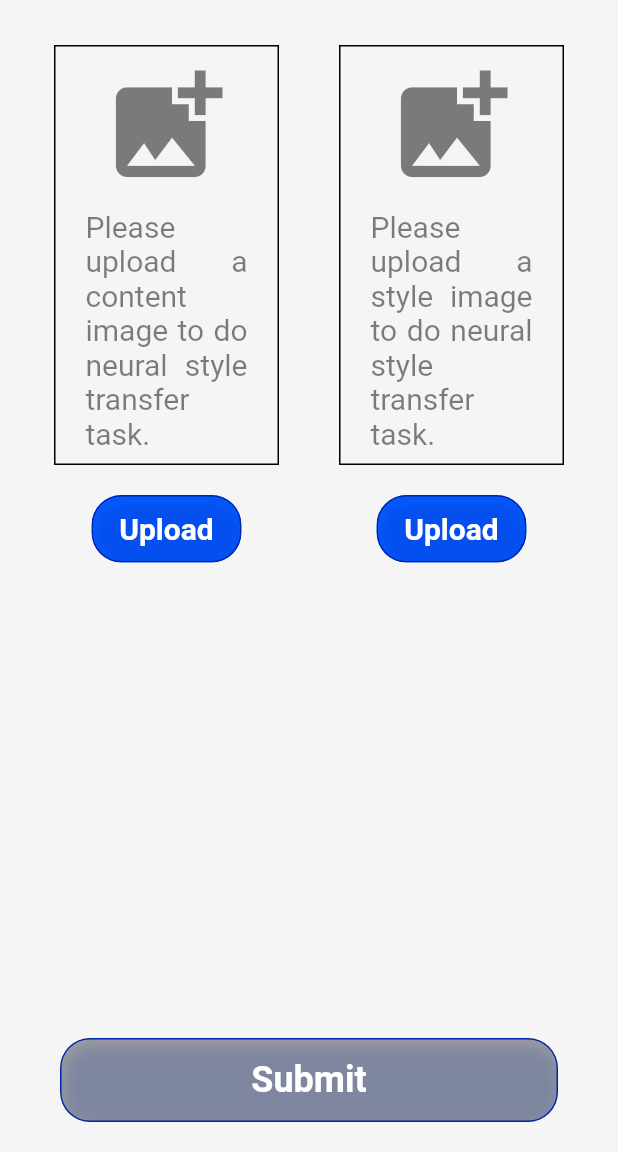
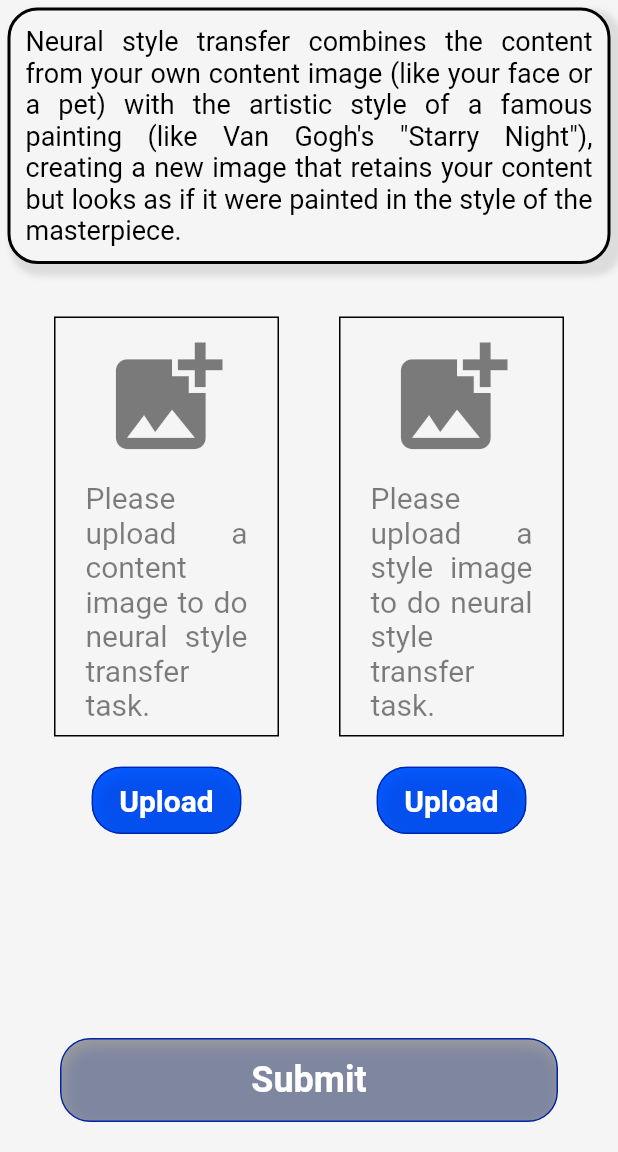
Before and after one commit to chxiang93/FYP-ImageGenie, a Flutter app: the NeuralTransferPage screen opened directly, on a phone screen of 412 x 824 dp, the part 84-1236 px from its top. Run offline on Flutter 3.47's test engine with Material 2 defaults, Android fonts, the phone set to English and light mode, and no system bars; our stand-ins replace gallery_saver, google_fonts, image_picker, share_plus.

Commit message:
ui: Add description in sr and neural transfer page

```diff
--- a/image_genie_app/lib/neural_transfer_page.dart
+++ b/image_genie_app/lib/neural_transfer_page.dart
@@ -35,7 +35,32 @@ class NeuralTransferPage extends StatelessWidget {
           mainAxisAlignment: MainAxisAlignment.spaceBetween,
           crossAxisAlignment: CrossAxisAlignment.center,
           children: [
-            Row(
+            Container(
+              decoration: BoxDecoration(
+                color: Utils.secondaryColor,
+                border: Border.all(color: Colors.black, width: 2.0),
+                borderRadius: BorderRadius.circular(20),
+                boxShadow: [
+                  BoxShadow(
+                    color: Colors.black.withOpacity(0.1),
+                    offset: const Offset(5.0, 5.0),
+                    blurRadius: 3.0,
+                    spreadRadius: 3.0
+                  ),
+                ],
+              ),
+              margin: const EdgeInsets.all(5),
+              padding: const EdgeInsets.all(10),
+              child: const Text(
+                "Neural style transfer combines the content from your own content image (like your face or a pet) with "
+                "the artistic style of a famous painting (like Van Gogh's \"Starry Night\"), creating a new image "
+                "that retains your content but looks as if it were painted in the style of the masterpiece.",
+                textAlign: TextAlign.justify,
+                style: TextStyle(fontSize: 18, color: Colors.black),
+              ),
+            ),
+            Expanded(
+              child: Row(
                 mainAxisAlignment: MainAxisAlignment.center,
                 children: [
                   Column(
@@ -54,6 +79,7 @@ class NeuralTransferPage extends StatelessWidget {
                   ),
                 ],
               ),
+            ),
             SubmitButtonTwoImage()
           ],
         ),
```
Also changed, not shown: image_genie_app/lib/super_resolution_page.dart (+32 -6 lines). Lines whose indentation alone changed are shown as unchanged.
